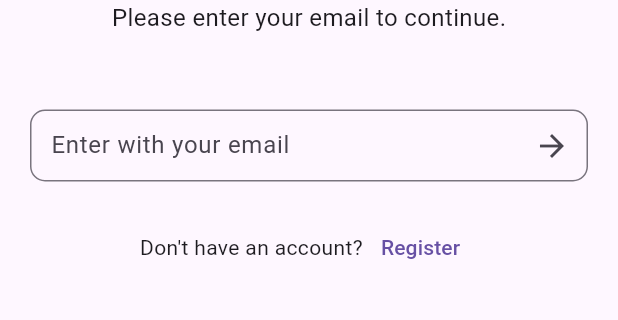
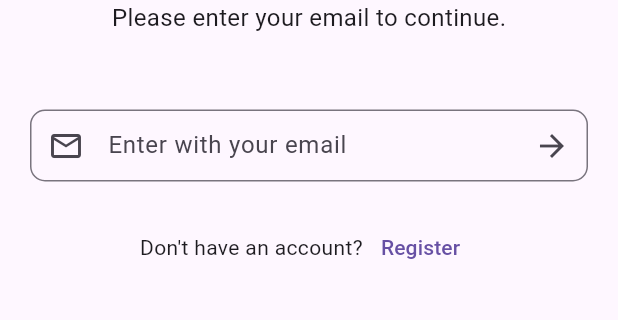
Before and after one commit to prandt/bath_time, a Flutter app: the LoginView screen opened by its route, on a phone screen of 412 x 824 dp, the part 165-485 px from its top. Run offline on Flutter 3.47's test engine with Material 3 defaults, Android fonts, the light colour scheme and no system bars; our stand-ins replace bloc, flutter_bloc.

Commit message:
chore: add state at login and password field

```diff
--- a/lib/src/app.dart
+++ b/lib/src/app.dart
@@ -1,5 +1,6 @@
 import 'package:bath_time/src/ui/views/home_view.dart';
 import 'package:bath_time/src/ui/views/login_view.dart';
+import 'package:bath_time/src/ui/views/register_view.dart';
 import 'package:flutter/material.dart';
 
 class App extends StatelessWidget {
@@ -13,6 +14,7 @@ class App extends StatelessWidget {
       routes: {
         '/': (context) => const HomeView(),
         '/login': (context) => const LoginView(),
+        '/register': (context) => const RegisterView()
       },
     );
   }
--- /dev/null
+++ b/lib/src/blocs/login/login_state.dart
@@ -0,0 +1,31 @@
+sealed class LoginState {
+  final String email;
+  final bool isLockPassword;
+  const LoginState({required this.email, this.isLockPassword = true});
+}
+
+final class LoginEmptyEmail extends LoginState {
+  const LoginEmptyEmail() : super(email: '');
+}
+
+final class LoginInvalidEmail extends LoginState {
+  const LoginInvalidEmail() : super(email: '');
+}
+
+final class LoginValidEmail extends LoginState {
+  const LoginValidEmail({required String email, bool? isLockPassword})
+      : super(email: email, isLockPassword: isLockPassword ?? true);
+}
+
+final class LoginLoading extends LoginState {
+  const LoginLoading({required String email}) : super(email: email);
+}
+
+final class LoginError extends LoginState {
+  final String error;
+  const LoginError({required String email, required this.error}) : super(email: email);
+}
+
+final class LoginSuccess extends LoginState {
+  const LoginSuccess({required String email}) : super(email: email);
+}
--- a/lib/src/ui/views/login_view.dart
+++ b/lib/src/ui/views/login_view.dart
@@ -1,10 +1,15 @@
+import 'package:bath_time/src/blocs/login/login_bloc.dart';
+import 'package:bath_time/src/blocs/login/login_state.dart';
 import 'package:flutter/material.dart';
+import 'package:flutter_bloc/flutter_bloc.dart';
 
 class LoginView extends StatelessWidget {
   const LoginView({super.key});
 
   @override
   Widget build(BuildContext context) {
+    final emailTextController = TextEditingController();
+    final passwordTextController = TextEditingController();
     return Scaffold(
       appBar: AppBar(
         title: const Text('Bath Time'),
@@ -20,12 +25,44 @@ class LoginView extends StatelessWidget {
               ]
             ),
             const SizedBox(height: 50),
-            TextField(
-              decoration: InputDecoration(
-                hintText: 'Enter with your email',
-                contentPadding: const EdgeInsets.all(10),
-                suffixIcon: IconButton(onPressed: () => Navigator.pushNamed(context, '/'), icon: const Icon(Icons.arrow_forward)),
-                border: OutlineInputBorder(borderRadius: BorderRadius.circular(10)),
+            BlocProvider<LoginBloc>(
+              create: (_) => LoginBloc(),
+              child: BlocBuilder<LoginBloc, LoginState>(
+                builder: (context, state) {
+                  if (state is LoginLoading) {
+                    return const CircularProgressIndicator();
+                  } else if (state is LoginValidEmail) {
+                    return Column(
+                      children: [
+                        Container(
+                            padding: const EdgeInsets.all(10),
+                            child: Text('Welcome, ${state.email}', style: const TextStyle(fontSize: 16, fontWeight: FontWeight.bold))),
+                        TextField(
+                          obscureText: state.isLockPassword,
+                          controller: passwordTextController,
+                          decoration: InputDecoration(
+                            hintText: 'Enter with your password',
+                            contentPadding: const EdgeInsets.all(10),
+                            prefixIcon: IconButton(onPressed: () => context.read<LoginBloc>().toggleLockPassword(), icon: state.isLockPassword ? const Icon(Icons.lock) : const Icon(Icons.lock_open)),
+                            suffixIcon: IconButton(onPressed: () => Navigator.pushNamed(context, '/'), icon: const Icon(Icons.arrow_forward)),
+                            border: OutlineInputBorder(borderRadius: BorderRadius.circular(10)),
+                          ),
+                        ),
+                      ],
+                    );
+                  }
+                  return TextField(
+                    controller: emailTextController,
+                    decoration: InputDecoration(
+                      hintText: 'Enter with your email',
+                      errorText: state is LoginInvalidEmail ? 'Invalid email' : null,
+                      contentPadding: const EdgeInsets.all(10),
+                      prefixIcon: const Icon(Icons.email_outlined),
+                      suffixIcon: IconButton(onPressed: () => context.read<LoginBloc>().validEmail(emailTextController.text), icon: const Icon(Icons.arrow_forward)),
+                      border: OutlineInputBorder(borderRadius: BorderRadius.circular(10)),
+                    ),
+                  );
+                }
               ),
             ),
             const SizedBox(height: 20),
@@ -35,7 +72,7 @@ class LoginView extends StatelessWidget {
                 const Text("Don't have an account?"),
                 TextButton(
                   onPressed: () {
-                    Navigator.pushNamed(context, '/');
+                    Navigator.pushReplacementNamed(context, '/register');
                   },
                   child: const Text('Register'),
                 ),
```
Also changed, not shown: lib/src/blocs/login/login_bloc.dart (added, +28 -0 lines), lib/src/ui/views/register_view.dart (added, +15 -0 lines).
